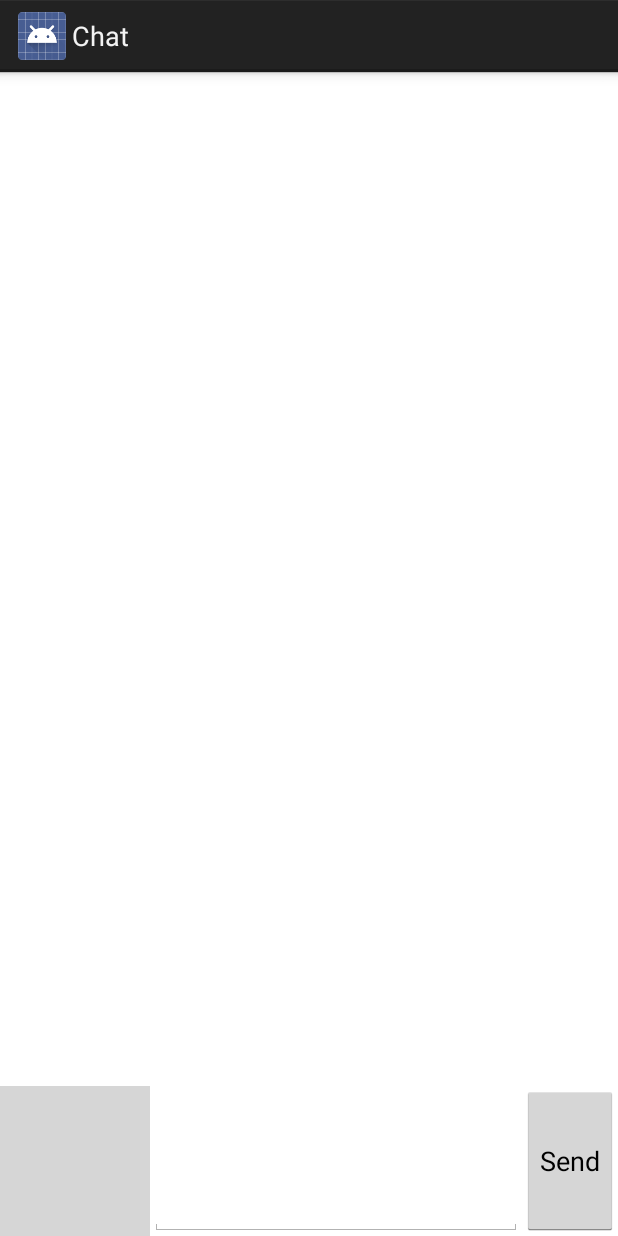
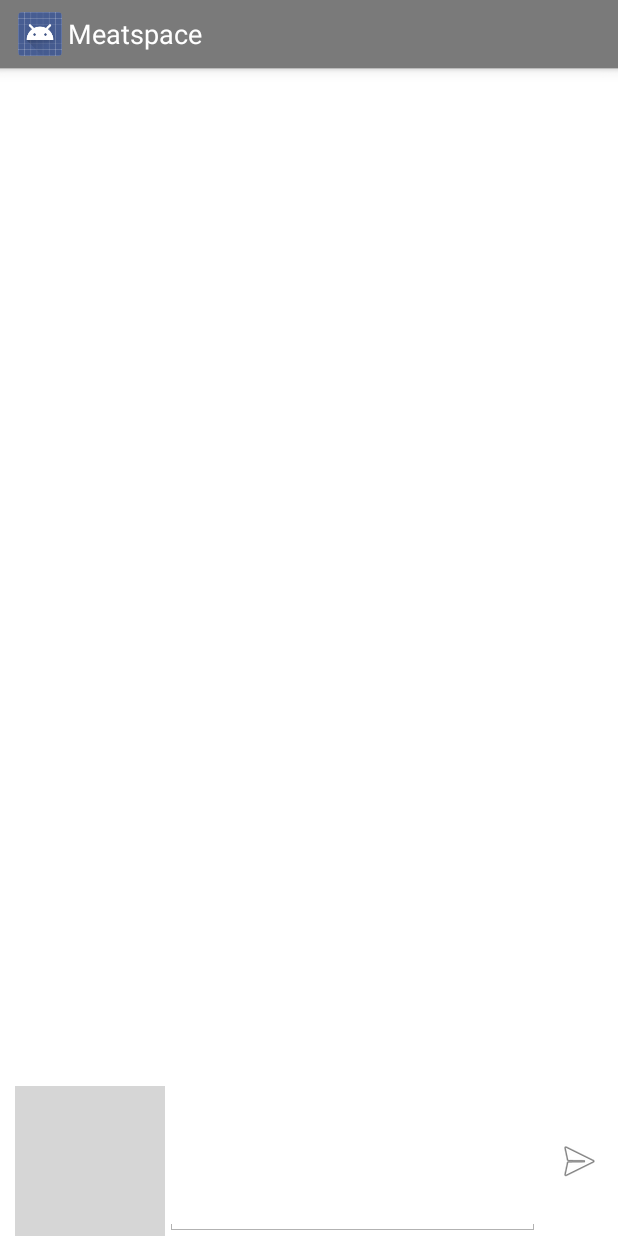
Before and after one commit to romainpiel/meatspace-android, an Android app: the screen it shows after launch (MainActivity), on a phone screen of 412 x 824 dp. Run offline under Robolectric (Android 15) with nearby library versions, the phone set to English and light mode, and no system bars; our stand-ins replace ButterKnife; libraries missing offline, so code that uses them is left out: com.koushikdutta.async, com.squareup.otto, retrofit.converter; 11 statements that could not run were skipped; grey boxes are pictures that could not be loaded.

Commit message:
added some styling

```diff
--- a/Meatspace/src/main/AndroidManifest.xml
+++ b/Meatspace/src/main/AndroidManifest.xml
@@ -20,7 +20,7 @@
         <activity
                 android:name=".activity.MainActivity"
                 android:hardwareAccelerated="false"
-                android:label="Chat">
+                android:label="Meatspace">
             <intent-filter>
                 <action android:name="android.intent.action.MAIN"/>
                 <category android:name="android.intent.category.LAUNCHER"/>
--- a/Meatspace/src/main/java/com/romainpiel/lib/ui/fragment/ChatFragment.java
+++ b/Meatspace/src/main/java/com/romainpiel/lib/ui/fragment/ChatFragment.java
@@ -6,8 +6,8 @@ import android.support.v4.app.Fragment;
 import android.view.LayoutInflater;
 import android.view.View;
 import android.view.ViewGroup;
-import android.widget.Button;
 import android.widget.EditText;
+import android.widget.ImageButton;
 import android.widget.ListView;
 
 import com.romainpiel.lib.BusManager;
@@ -41,7 +41,7 @@ public class ChatFragment extends Fragment implements PreviewHelper.OnCaptureLis
     @InjectView(R.id.fragment_chat_list) ListView listView;
     @InjectView(R.id.fragment_chat_camera_preview) CameraPreview cameraPreview;
     @InjectView(R.id.fragment_chat_input) EditText input;
-    @InjectView(R.id.fragment_chat_send) Button sendBtn;
+    @InjectView(R.id.fragment_chat_send) ImageButton sendBtn;
 
     private ChatAdapter adapter;
     private PreviewHelper previewHelper;
@@ -136,6 +136,7 @@ public class ChatFragment extends Fragment implements PreviewHelper.OnCaptureLis
                 } else {
                     adapter.appendItems(chatList.get());
                 }
+                UIUtils.scrollToBottom(listView, adapter);
             }
         });
     }
@@ -161,6 +162,7 @@ public class ChatFragment extends Fragment implements PreviewHelper.OnCaptureLis
 
     @Override
     public void onCaptureStarted() {
+        input.setEnabled(false);
         sendBtn.setEnabled(false);
     }
 
@@ -175,6 +177,9 @@ public class ChatFragment extends Fragment implements PreviewHelper.OnCaptureLis
         );
         BusManager.get().getChatBus().post(chatRequest);
 
+        input.setText(null);
+
+        input.setEnabled(true);
         sendBtn.setEnabled(true);
     }
 }
--- /dev/null
+++ b/Meatspace/src/main/res/drawable/button_bg_ms.xml
@@ -0,0 +1,15 @@
+<?xml version="1.0" encoding="utf-8"?>
+
+<selector xmlns:android="http://schemas.android.com/apk/res/android">
+
+    <item
+            android:state_enabled="false"
+            android:drawable="@color/ms_button_bg_disabled"/>
+    <item
+            android:state_enabled="true"
+            android:state_pressed="true"
+            android:drawable="@color/ms_button_bg_pressed"/>
+    <item
+            android:drawable="@color/ms_button_bg"/>
+
+</selector>
--- a/Meatspace/src/main/res/layout/fragment_chat.xml
+++ b/Meatspace/src/main/res/layout/fragment_chat.xml
@@ -9,7 +9,16 @@
             android:id="@+id/fragment_chat_list"
             android:layout_height="0dp"
             android:layout_width="match_parent"
-            android:layout_weight="1"/>
+            android:layout_weight="1"
+            android:transcriptMode="alwaysScroll"
+            android:listSelector="@android:color/transparent"
+            android:cacheColorHint="@null"
+            android:clipToPadding="false"
+            android:dividerHeight="@dimen/vertical_padding"
+            android:divider="@android:color/transparent"
+            android:paddingTop="@dimen/translucent_ab_wind_padding_top"
+            android:scrollbarStyle="outsideOverlay"
+            style="@style/Meatspace.Container"/>
 
     <LinearLayout
             android:layout_height="wrap_content"
@@ -19,7 +28,8 @@
         <com.romainpiel.lib.ui.view.CameraPreview
                 android:id="@+id/fragment_chat_camera_preview"
                 android:layout_height="100dp"
-                android:layout_width="100dp"/>
+                android:layout_width="100dp"
+                android:layout_marginLeft="@dimen/horizontal_padding"/>
 
         <EditText
                 android:id="@+id/fragment_chat_input"
@@ -27,11 +37,13 @@
                 android:layout_width="0dp"
                 android:layout_weight="1"/>
 
-        <Button
+        <ImageButton
                 android:id="@+id/fragment_chat_send"
                 android:layout_height="match_parent"
                 android:layout_width="wrap_content"
-                android:text="Send"/>
+                android:src="@android:drawable/ic_menu_send"
+                android:background="@drawable/button_bg_ms"
+                style="@style/Meatspace.Container"/>
 
     </LinearLayout>
 
--- /dev/null
+++ b/Meatspace/src/main/res/values/colors.xml
@@ -0,0 +1,10 @@
+<?xml version="1.0" encoding="utf-8"?>
+<resources>
+    <color name="ms_ab_bg">#99222222</color>
+    <color name="ms_ab_text">#ffffffff</color>
+    <color name="ms_button_bg_disabled">#00000000</color>
+    <color name="ms_button_bg_pressed">#33f8bed5</color>
+    <color name="ms_button_bg">#00000000</color>
+    <color name="ms_item_fg_pressed">#33f8bed5</color>
+    <color name="ms_item_fg">#00000000</color>
+</resources>
--- a/Meatspace/src/main/res/values/dimens.xml
+++ b/Meatspace/src/main/res/values/dimens.xml
@@ -1,5 +1,11 @@
 <?xml version="1.0" encoding="utf-8"?>
 <resources>
+
     <dimen name="vertical_padding">10dp</dimen>
     <dimen name="horizontal_padding">10dp</dimen>
+
+    <dimen name="ab_height">45dp</dimen>
+
+    <dimen name="translucent_ab_wind_padding_top">55dp</dimen>
+
 </resources>
--- a/Meatspace/src/main/res/values/styles.xml
+++ b/Meatspace/src/main/res/values/styles.xml
@@ -2,7 +2,18 @@
 
     <!-- Base application theme. -->
     <style name="Meatspace" parent="android:Theme.Holo.Light.DarkActionBar">
-        <!-- Customize your theme here. -->
+        <item name="android:windowActionBarOverlay">true</item>
+        <item name="android:actionBarStyle">@style/Meatspace.ActionBar.Translucent</item>
+        <item name="android:actionBarSize">@dimen/ab_height</item>
+    </style>
+
+    <style name="Meatspace.ActionBar.Translucent" parent="android:Widget.ActionBar">
+        <item name="android:background">@color/ms_ab_bg</item>
+        <item name="android:titleTextStyle">@style/Meatspace.ActionBar.TitleTextStyle</item>
+    </style>
+
+    <style name="Meatspace.ActionBar.TitleTextStyle" parent="android:style/TextAppearance.Holo.Widget.ActionBar.Title">
+        <item name="android:textColor">@color/ms_ab_text</item>
     </style>
 
     <style name="Meatspace.Container">
@@ -12,4 +23,14 @@
         <item name="android:paddingBottom">@dimen/vertical_padding</item>
     </style>
 
+    <style name="Meatspace.Container.Horizontal">
+        <item name="android:paddingTop">0dp</item>
+        <item name="android:paddingBottom">0dp</item>
+    </style>
+
+    <style name="Meatspace.ContainerVertical">
+        <item name="android:paddingLeft">0dp</item>
+        <item name="android:paddingRight">0dp</item>
+    </style>
+
 </resources>
```
Also changed, not shown: Meatspace/src/main/java/com/romainpiel/lib/ui/view/ChatItemView.java (+27 -0 lines), Meatspace/src/main/java/com/romainpiel/lib/utils/UIUtils.java (+11 -0 lines), Meatspace/src/main/res/drawable/item_fg_ms.xml (added, +11 -0 lines), Meatspace/src/main/res/drawable-hdpi/ic_launcher.png, Meatspace/src/main/res/drawable-mdpi/ic_launcher.png, Meatspace/src/main/res/drawable-xhdpi/ic_launcher.png, Meatspace/src/main/res/drawable-xhdpi/item_chat_bg_ms.9.png (added), Meatspace/src/main/res/drawable-xxhdpi/ic_launcher.png.
